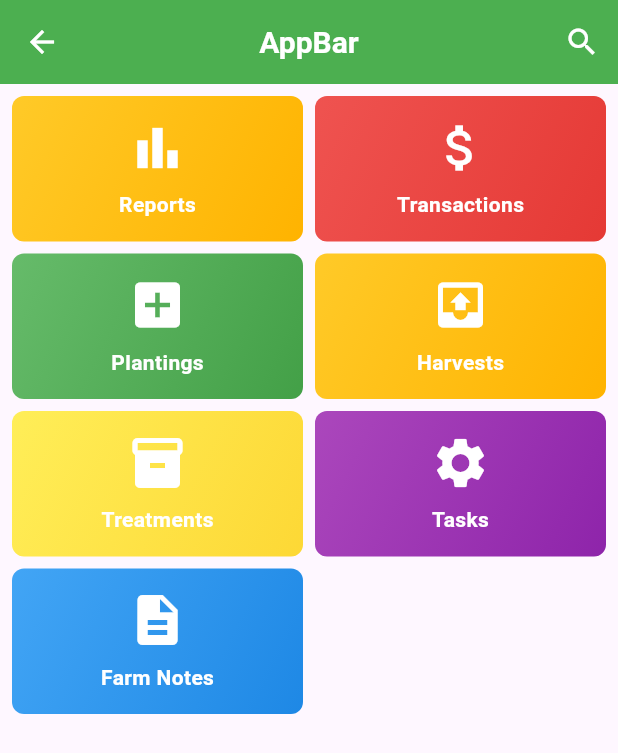
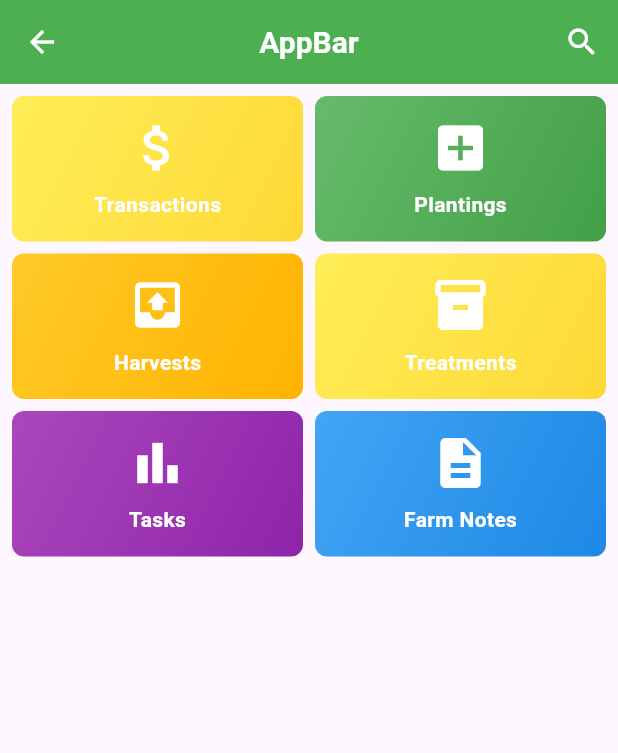
Before and after one commit to bsc-inf-20-19/FarmRecordsManagementSystem, a Flutter app: the ReportScreen screen opened directly, on a phone screen of 412 x 824 dp. Shown: the top 753 px of the screen. Run offline on Flutter 3.47's test engine with Material 3 defaults, Android fonts, the phone set to English and light mode, and no system bars; our stand-ins replace sqflite; accounts and stored records are empty.

Commit message:
report component modification

```diff
--- a/farm_records_management_system/lib/home/screens/report_screen.dart
+++ b/farm_records_management_system/lib/home/screens/report_screen.dart
@@ -38,47 +38,71 @@ class ReportScreen extends StatelessWidget {
               mainAxisSpacing: 8.0,
               crossAxisSpacing: 8.0,
               children: [
-                _buildGridItem(
-                  Icons.bar_chart,
-                  'Reports',
-                  '',
-                  [Colors.amber.shade400, Colors.amber.shade600],
-                ),
-                _buildGridItem(
+                InkWell(
+                  onTap: () {
+                    // Add your onTap functionality here
+                  },
+                  child: _buildGridItem(
                     Icons.attach_money,
                     'Transactions',
                     '',
-                  [Colors.red.shade400, Colors.red.shade600],
+                    [Colors.yellow.shade400, Colors.yellow.shade600],
                   ),
-                _buildGridItem(
+                ),
+                InkWell(
+                  onTap: () {
+                    // Add your onTap functionality here
+                  },
+                  child: _buildGridItem(
                     Icons.add_box,
                     'Plantings',
                     '',
                     [Colors.green.shade400, Colors.green.shade600],
                   ),
-                _buildGridItem(
+                ),
+                InkWell(
+                  onTap: () {
+                    // Add your onTap functionality here
+                  },
+                  child: _buildGridItem(
                     Icons.outbox,
                     'Harvests',
                     '',
                     [Colors.amber.shade400, Colors.amber.shade600],
                   ),
-                _buildGridItem(
+                ),
+                InkWell(
+                  onTap: () {
+                    // Add your onTap functionality here
+                  },
+                  child: _buildGridItem(
                     Icons.inventory,
                     'Treatments',
                     '',
                     [Colors.yellow.shade400, Colors.yellow.shade600],
                   ),
-                _buildGridItem(
-                  Icons.settings,
+                ),
+                InkWell(
+                  onTap: () {
+                    // Add your onTap functionality here
+                  },
+                  child: _buildGridItem(
+                    Icons.bar_chart,
                     'Tasks',
                     '',
                     [Colors.purple.shade400, Colors.purple.shade600],
                   ),
-                _buildGridItem(
+                ),
+                InkWell(
+                  onTap: () {
+                    // Add your onTap functionality here
+                  },
+                  child: _buildGridItem(
                     Icons.description,
                     'Farm Notes',
                     '',
                     [Colors.blue.shade400, Colors.blue.shade600],
+                  ),
                 ),
               ],
             ),
```
Lines whose indentation alone changed are shown as unchanged.
